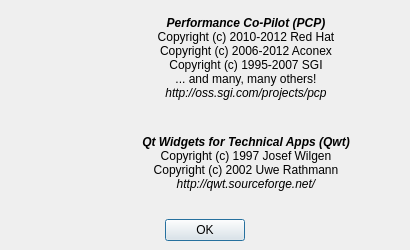
Qt form src/pmtime/seealsodialog.ui (performancecopilot/pcp) before a commit.
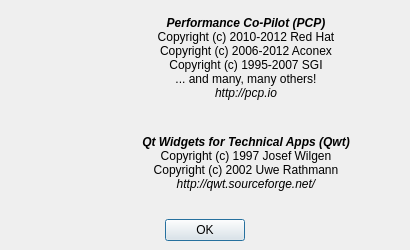
The same form after that commit. Icons and pictures are not drawn.

Diff of the .ui file:
```diff
--- a/src/pmtime/seealsodialog.ui
+++ b/src/pmtime/seealsodialog.ui
@@ -122,7 +122,7 @@
 Copyright (c) 2006-2012 Aconex&lt;br&gt;
 Copyright (c) 1995-2007 SGI&lt;br&gt;
 ... and many, many others!&lt;br&gt;
-&lt;i&gt;http://oss.sgi.com/projects/pcp&lt;/i&gt;</string>
+&lt;i&gt;http://pcp.io&lt;/i&gt;</string>
            </property>
            <property name="alignment">
             <set>Qt::AlignCenter</set>
```
